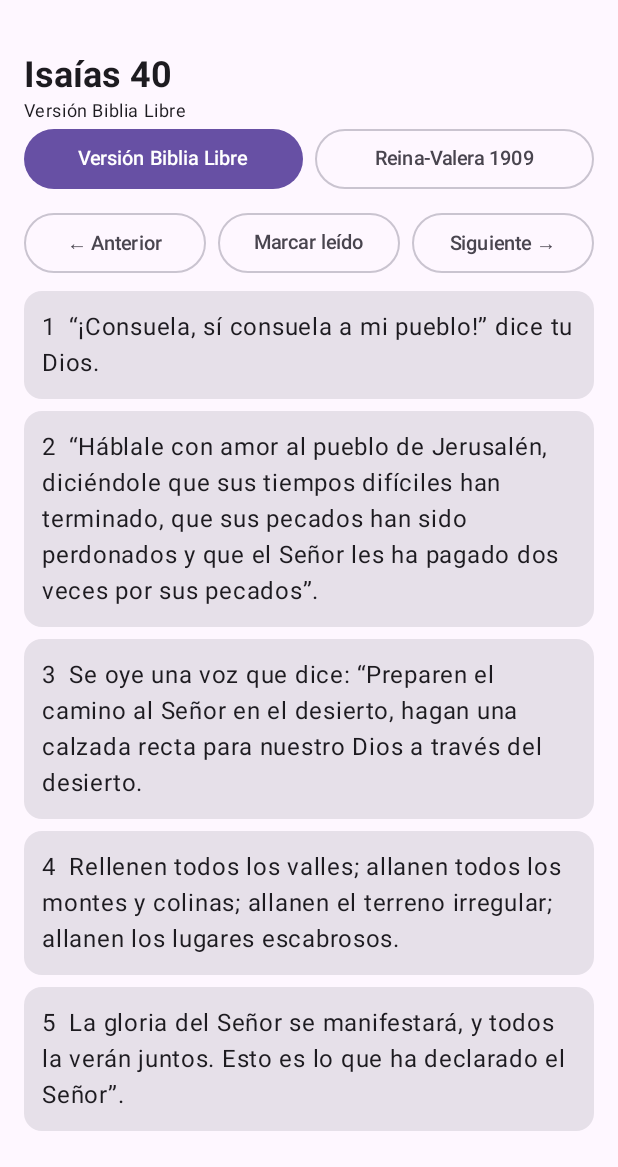
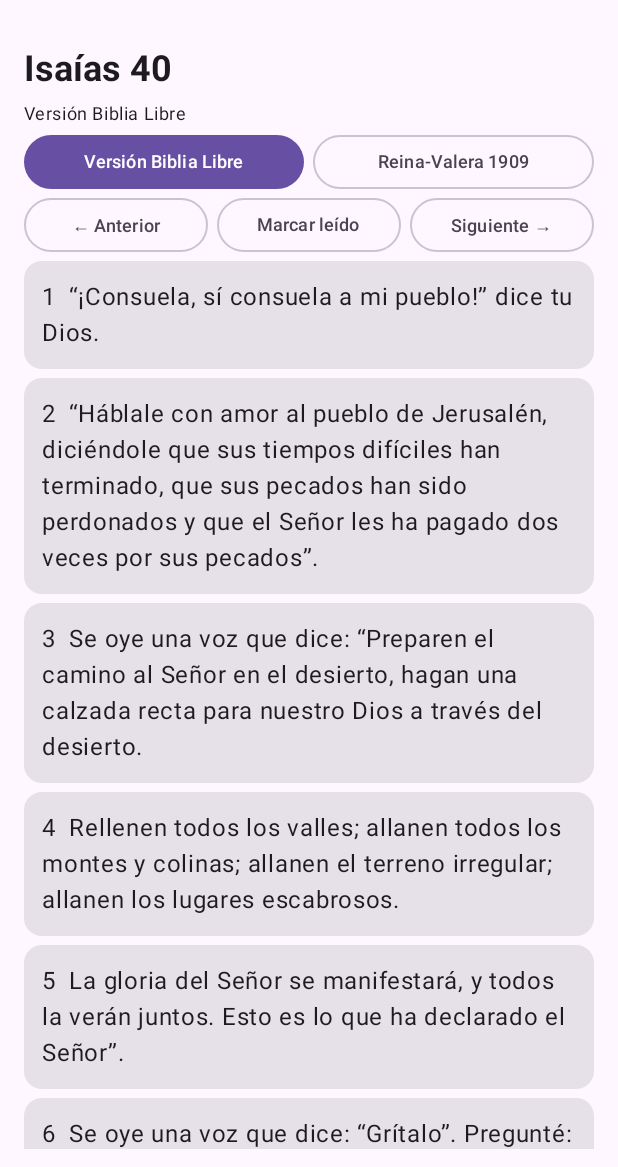
Before and after one commit to Shenlong511/biblia-sl-android, an Android app built with Jetpack Compose: the screen it shows after launch (MainActivity), after a tap on "Leer el capítulo", on a phone screen of 412 x 824 dp, the part 69-1236 px from its top. Run offline under Robolectric (Android 15) with nearby library versions, the phone set to English and light mode, and no system bars.

Commit message:
Biblia SL 1.2 lector compacto

```diff
--- a/app/build.gradle.kts
+++ b/app/build.gradle.kts
@@ -11,8 +11,8 @@ android {
         applicationId = "com.fran.bibliacatolica"
         minSdk = 24
         targetSdk = 34
-        versionCode = 2
-        versionName = "1.1"
+        versionCode = 3
+        versionName = "1.2"
     }
 
     buildTypes {
--- a/app/src/main/java/com/fran/bibliacatolica/MainActivity.kt
+++ b/app/src/main/java/com/fran/bibliacatolica/MainActivity.kt
@@ -347,12 +347,22 @@ fun ReaderScreen(
     val isRead = chapterKey in read
     val chapterSource = book.chapterSources.getOrNull(chapter - 1) ?: book.info.source
     Box(Modifier.fillMaxSize()) {
-    Column(Modifier.fillMaxSize().padding(16.dp)) {
+    // El encabezado (titulo, selector y botones) va DENTRO de la lista:
+    // al bajar el texto se esconde y el capitulo ocupa toda la pantalla;
+    // al subir hasta arriba vuelve a aparecer. En horizontal era lo que
+    // dejaba apenas un versiculo visible.
+    LazyColumn(
+        modifier = Modifier.fillMaxSize().padding(horizontal = 16.dp, vertical = 12.dp),
+        verticalArrangement = Arrangement.spacedBy(6.dp)
+    ) {
+        item {
             Text(
                 "${book.info.name} $chapter",
                 style = MaterialTheme.typography.headlineSmall,
                 fontWeight = FontWeight.Bold
             )
+        }
+        item {
             Text(
                 when (chapterSource) {
                     "spablm" -> "Santa Biblia libre para el mundo (dominio público)"
@@ -361,76 +371,71 @@ fun ReaderScreen(
                 },
                 style = MaterialTheme.typography.bodySmall
             )
+        }
+        item {
             // Selector de traducción: la activa va rellena, la otra en contorno.
             // Al cambiar, se cierra el panel del versículo para no mostrar
             // texto de la traducción anterior.
             Row(
                 modifier = Modifier.fillMaxWidth(),
-            horizontalArrangement = Arrangement.spacedBy(8.dp)
+                horizontalArrangement = Arrangement.spacedBy(6.dp)
             ) {
                 if (translation == "vbl") {
                     Button(
                         onClick = { },
-                    modifier = Modifier.weight(1f),
-                    contentPadding = PaddingValues(horizontal = 6.dp, vertical = 8.dp)
-                ) { Text("Versión Biblia Libre", maxLines = 1, fontSize = 13.sp) }
+                        modifier = Modifier.weight(1f).height(36.dp),
+                        contentPadding = PaddingValues(horizontal = 4.dp, vertical = 2.dp)
+                    ) { Text("Versión Biblia Libre", maxLines = 1, fontSize = 12.sp) }
                     OutlinedButton(
                         onClick = {
                             selected = null
                             scope.launch { userData.setTranslation("rv1909") }
                         },
-                    modifier = Modifier.weight(1f),
-                    contentPadding = PaddingValues(horizontal = 6.dp, vertical = 8.dp)
-                ) { Text("Reina-Valera 1909", maxLines = 1, fontSize = 13.sp) }
+                        modifier = Modifier.weight(1f).height(36.dp),
+                        contentPadding = PaddingValues(horizontal = 4.dp, vertical = 2.dp)
+                    ) { Text("Reina-Valera 1909", maxLines = 1, fontSize = 12.sp) }
                 } else {
                     OutlinedButton(
                         onClick = {
                             selected = null
                             scope.launch { userData.setTranslation("vbl") }
                         },
-                    modifier = Modifier.weight(1f),
-                    contentPadding = PaddingValues(horizontal = 6.dp, vertical = 8.dp)
-                ) { Text("Versión Biblia Libre", maxLines = 1, fontSize = 13.sp) }
+                        modifier = Modifier.weight(1f).height(36.dp),
+                        contentPadding = PaddingValues(horizontal = 4.dp, vertical = 2.dp)
+                    ) { Text("Versión Biblia Libre", maxLines = 1, fontSize = 12.sp) }
                     Button(
                         onClick = { },
-                    modifier = Modifier.weight(1f),
-                    contentPadding = PaddingValues(horizontal = 6.dp, vertical = 8.dp)
-                ) { Text("Reina-Valera 1909", maxLines = 1, fontSize = 13.sp) }
+                        modifier = Modifier.weight(1f).height(36.dp),
+                        contentPadding = PaddingValues(horizontal = 4.dp, vertical = 2.dp)
+                    ) { Text("Reina-Valera 1909", maxLines = 1, fontSize = 12.sp) }
                 }
             }
-        Spacer(Modifier.height(8.dp))
-        // Los 3 botones comparten el ancho a partes iguales: antes no
-        // cabían en la fila y el tercero ("Siguiente") se deformaba
-        // como un óvalo vertical vacío y muy alto.
+        }
+        item {
+            // Los 3 botones comparten el ancho a partes iguales.
             Row(
                 modifier = Modifier.fillMaxWidth(),
-            horizontalArrangement = Arrangement.spacedBy(8.dp)
+                horizontalArrangement = Arrangement.spacedBy(6.dp)
             ) {
                 OutlinedButton(
                     onClick = { if (chapter > 1) nav.navigate("reader/$bookId/${chapter - 1}") },
                     enabled = chapter > 1,
-                modifier = Modifier.weight(1f),
-                contentPadding = PaddingValues(horizontal = 6.dp, vertical = 8.dp)
-            ) { Text("← Anterior", maxLines = 1, fontSize = 13.sp) }
+                    modifier = Modifier.weight(1f).height(36.dp),
+                    contentPadding = PaddingValues(horizontal = 4.dp, vertical = 2.dp)
+                ) { Text("← Anterior", maxLines = 1, fontSize = 12.sp) }
                 OutlinedButton(
                     onClick = { scope.launch { userData.toggleRead(chapterKey) } },
-                modifier = Modifier.weight(1f),
-                contentPadding = PaddingValues(horizontal = 6.dp, vertical = 8.dp)
-            ) { Text(if (isRead) "✓ Leído" else "Marcar leído", maxLines = 1, fontSize = 13.sp) }
+                    modifier = Modifier.weight(1f).height(36.dp),
+                    contentPadding = PaddingValues(horizontal = 4.dp, vertical = 2.dp)
+                ) { Text(if (isRead) "✓ Leído" else "Marcar leído", maxLines = 1, fontSize = 12.sp) }
                 OutlinedButton(
                     onClick = { if (chapter < book.chapters.size) nav.navigate("reader/$bookId/${chapter + 1}") },
                     enabled = chapter < book.chapters.size,
-                modifier = Modifier.weight(1f),
-                contentPadding = PaddingValues(horizontal = 6.dp, vertical = 8.dp)
-            ) { Text("Siguiente →", maxLines = 1, fontSize = 13.sp) }
+                    modifier = Modifier.weight(1f).height(36.dp),
+                    contentPadding = PaddingValues(horizontal = 4.dp, vertical = 2.dp)
+                ) { Text("Siguiente →", maxLines = 1, fontSize = 12.sp) }
             }
-        Spacer(Modifier.height(8.dp))
-        // La lista ocupa toda la altura que queda: antes, sin weight(1f),
-        // el texto solo se veía en la mitad de la pantalla al subirlo.
-        LazyColumn(
-            modifier = Modifier.weight(1f).fillMaxWidth(),
-            verticalArrangement = Arrangement.spacedBy(8.dp)
-        ) {
+        }
         // Los versículos que vienen vacíos en la fuente se saltan al
         // mostrar, sin cambiar la numeración: los 16 que la VBL omite
         // por no estar en los manuscritos más antiguos (p. ej. Mateo
@@ -463,7 +468,6 @@ fun ReaderScreen(
                             ).joinToString(" · "),
                             style = MaterialTheme.typography.bodySmall
                         )
-                        }
                     }
                 }
             }
@@ -706,7 +710,7 @@ fun SettingsScreen(userData: UserData, translation: String) {
             )
         }
         item {
-            Text("Biblia SL · versión 1.1 · 73 libros", style = MaterialTheme.typography.bodySmall)
+            Text("Biblia SL · versión 1.2 · 73 libros", style = MaterialTheme.typography.bodySmall)
         }
     }
 }
```
Also changed, not shown: 1 other file. Lines whose indentation alone changed are shown as unchanged.
